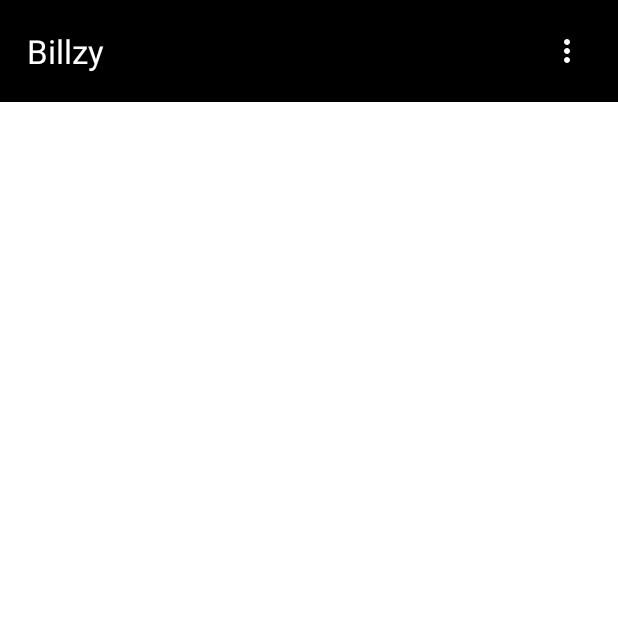
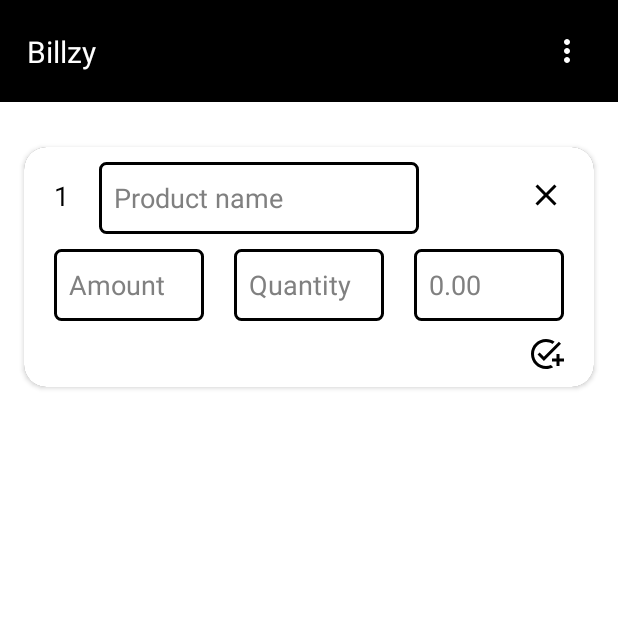
Before and after one commit to Nikson-Daniel/Billzy_Java, an Android app: the screen it shows after launch (MainActivity), on a phone screen of 412 x 824 dp, the top half of it. Run offline under Robolectric (Android 15) with nearby library versions, the phone set to English and light mode, and no system bars.

Commit message:
Card view created with custom drawable icons

```diff
--- /dev/null
+++ b/Billzy_Android/app/src/main/res/drawable/edit_text_bg.xml
@@ -0,0 +1,10 @@
+<?xml version="1.0" encoding="utf-8"?>
+<shape xmlns:android="http://schemas.android.com/apk/res/android" android:id="@+id/listview_background_shape">
+    <stroke android:width="2dp" android:color="@color/black" />
+    <padding android:left="2dp"
+        android:top="2dp"
+        android:right="2dp"
+        android:bottom="2dp" />
+    <corners android:radius="4dp" />
+    <solid android:color="@color/white" />
+</shape>
--- /dev/null
+++ b/Billzy_Android/app/src/main/res/drawable/ic_baseline_add_task_24.xml
@@ -0,0 +1,5 @@
+<vector android:height="24dp" android:tint="#000000"
+    android:viewportHeight="24" android:viewportWidth="24"
+    android:width="24dp" xmlns:android="http://schemas.android.com/apk/res/android">
+    <path android:fillColor="@android:color/white" android:pathData="M22,5.18L10.59,16.6l-4.24,-4.24l1.41,-1.41l2.83,2.83l10,-10L22,5.18zM12,20c-4.41,0 -8,-3.59 -8,-8s3.59,-8 8,-8c1.57,0 3.04,0.46 4.28,1.25l1.45,-1.45C16.1,2.67 14.13,2 12,2C6.48,2 2,6.48 2,12s4.48,10 10,10c1.73,0 3.36,-0.44 4.78,-1.22l-1.5,-1.5C14.28,19.74 13.17,20 12,20zM19,15h-3v2h3v3h2v-3h3v-2h-3v-3h-2V15z"/>
+</vector>
--- /dev/null
+++ b/Billzy_Android/app/src/main/res/drawable/ic_baseline_close_24.xml
@@ -0,0 +1,5 @@
+<vector android:height="24dp" android:tint="#000000"
+    android:viewportHeight="24" android:viewportWidth="24"
+    android:width="24dp" xmlns:android="http://schemas.android.com/apk/res/android">
+    <path android:fillColor="@android:color/white" android:pathData="M19,6.41L17.59,5 12,10.59 6.41,5 5,6.41 10.59,12 5,17.59 6.41,19 12,13.41 17.59,19 19,17.59 13.41,12z"/>
+</vector>
--- a/Billzy_Android/app/src/main/res/layout/activity_main.xml
+++ b/Billzy_Android/app/src/main/res/layout/activity_main.xml
@@ -9,10 +9,20 @@
 
 
     <include
+        android:id="@+id/tlbr"
         layout="@layout/toolbar"
         android:layout_width="match_parent"
         android:layout_height="wrap_content"
         app:layout_constraintEnd_toEndOf="parent"
         app:layout_constraintStart_toStartOf="parent"
         app:layout_constraintTop_toTopOf="parent" />
+
+    <include
+        layout="@layout/card"
+        android:layout_width="wrap_content"
+        android:layout_height="wrap_content"
+        android:layout_margin="30dp"
+        app:layout_constraintEnd_toEndOf="parent"
+        app:layout_constraintStart_toStartOf="parent"
+        app:layout_constraintTop_toBottomOf="@+id/tlbr" />
 </androidx.constraintlayout.widget.ConstraintLayout>
--- /dev/null
+++ b/Billzy_Android/app/src/main/res/layout/card.xml
@@ -0,0 +1,116 @@
+<?xml version="1.0" encoding="utf-8"?>
+<androidx.cardview.widget.CardView xmlns:android="http://schemas.android.com/apk/res/android"
+    xmlns:app="http://schemas.android.com/apk/res-auto"
+    xmlns:card_view="http://schemas.android.com/apk/res-auto"
+    xmlns:tools="http://schemas.android.com/tools"
+    android:layout_width="wrap_content"
+    android:layout_height="wrap_content"
+    android:background="@color/white"
+    card_view:cardCornerRadius="15dp">
+
+    <androidx.constraintlayout.widget.ConstraintLayout
+        android:layout_width="match_parent"
+        android:layout_height="match_parent"
+        android:background="@color/white">
+
+        <TextView
+            android:id="@+id/textView"
+            android:layout_width="wrap_content"
+            android:layout_height="wrap_content"
+            android:layout_marginStart="20dp"
+            android:layout_marginTop="20dp"
+            android:text="1"
+            android:textColor="@color/black"
+            android:textSize="18sp"
+            app:layout_constraintStart_toStartOf="parent"
+            app:layout_constraintTop_toTopOf="parent" />
+
+        <EditText
+            android:id="@+id/editTextTextPersonName"
+            android:layout_width="wrap_content"
+            android:layout_height="wrap_content"
+            android:layout_marginStart="20dp"
+            android:layout_marginTop="10dp"
+            android:background="@drawable/edit_text_bg"
+            android:ems="10"
+            android:hint="@string/produc_name"
+            android:inputType="textPersonName"
+            android:minHeight="48dp"
+            android:padding="10dp"
+            android:textColorHint="@color/grey"
+            card_view:layout_constraintStart_toEndOf="@+id/textView"
+            card_view:layout_constraintTop_toTopOf="parent" />
+
+        <ImageView
+            android:id="@+id/imageView2"
+            android:layout_width="wrap_content"
+            android:layout_height="wrap_content"
+            android:layout_marginTop="20dp"
+            android:layout_marginEnd="20dp"
+            app:layout_constraintEnd_toEndOf="parent"
+            app:layout_constraintTop_toTopOf="parent"
+            card_view:srcCompat="@drawable/ic_baseline_close_24" />
+
+        <EditText
+            android:id="@+id/editTextTextPersonName2"
+            android:layout_width="100dp"
+            android:layout_height="wrap_content"
+            android:layout_marginStart="20dp"
+            android:layout_marginTop="10dp"
+            android:background="@drawable/edit_text_bg"
+            android:ems="10"
+            android:hint="@string/amount"
+            android:inputType="number"
+            android:minHeight="48dp"
+            android:padding="10dp"
+            android:textColorHint="@color/grey"
+            app:layout_constraintStart_toStartOf="parent"
+            app:layout_constraintTop_toBottomOf="@+id/editTextTextPersonName" />
+
+        <EditText
+            android:id="@+id/editTextTextPersonName3"
+            android:layout_width="100dp"
+            android:layout_height="wrap_content"
+            android:layout_marginStart="20dp"
+            android:layout_marginTop="10dp"
+            android:layout_marginEnd="20dp"
+            android:background="@drawable/edit_text_bg"
+            android:ems="10"
+            android:hint="@string/quantity"
+            android:inputType="number"
+            android:minHeight="48dp"
+            android:padding="10dp"
+            android:textColorHint="@color/grey"
+            app:layout_constraintEnd_toStartOf="@+id/editTextTextPersonName4"
+            app:layout_constraintStart_toEndOf="@+id/editTextTextPersonName2"
+            app:layout_constraintTop_toBottomOf="@+id/editTextTextPersonName" />
+
+        <EditText
+            android:id="@+id/editTextTextPersonName4"
+            android:layout_width="100dp"
+            android:layout_height="wrap_content"
+            android:layout_marginTop="10dp"
+            android:layout_marginEnd="20dp"
+            android:background="@drawable/edit_text_bg"
+            android:ems="10"
+            android:hint="0.00"
+            android:inputType="number"
+            android:minHeight="48dp"
+            android:padding="10dp"
+            android:textColorHint="@color/grey"
+            app:layout_constraintEnd_toEndOf="parent"
+            app:layout_constraintTop_toBottomOf="@+id/editTextTextPersonName" />
+
+        <ImageView
+            android:id="@+id/imageView3"
+            android:layout_width="wrap_content"
+            android:layout_height="wrap_content"
+            android:layout_marginTop="10dp"
+            android:layout_marginEnd="20dp"
+            android:layout_marginBottom="10dp"
+            app:layout_constraintBottom_toBottomOf="parent"
+            app:layout_constraintEnd_toEndOf="parent"
+            app:layout_constraintTop_toBottomOf="@+id/editTextTextPersonName4"
+            card_view:srcCompat="@drawable/ic_baseline_add_task_24" />
+    </androidx.constraintlayout.widget.ConstraintLayout>
+</androidx.cardview.widget.CardView>
--- a/Billzy_Android/app/src/main/res/layout/toolbar.xml
+++ b/Billzy_Android/app/src/main/res/layout/toolbar.xml
@@ -4,6 +4,7 @@
     xmlns:tools="http://schemas.android.com/tools"
     android:id="@+id/tlBr"
     android:layout_width="match_parent"
+    android:minHeight="?attr/actionBarSize"
     android:layout_height="wrap_content"
     android:background="@color/black">
 
@@ -13,7 +14,7 @@
         android:layout_margin="18dp"
         android:text="@string/app_name"
         android:textColor="@color/white"
-        android:textSize="22sp"
+        android:textSize="20sp"
         app:layout_constraintBottom_toBottomOf="parent"
         app:layout_constraintStart_toStartOf="parent"
         app:layout_constraintTop_toTopOf="parent">
--- a/Billzy_Android/app/src/main/res/values/colors.xml
+++ b/Billzy_Android/app/src/main/res/values/colors.xml
@@ -7,4 +7,5 @@
     <color name="teal_700">#FF018786</color>
     <color name="black">#FF000000</color>
     <color name="white">#FFFFFFFF</color>
+    <color name="grey">#808080</color>
 </resources>
--- a/Billzy_Android/app/src/main/res/values/strings.xml
+++ b/Billzy_Android/app/src/main/res/values/strings.xml
@@ -1,3 +1,6 @@
 <resources>
     <string name="app_name">Billzy</string>
+    <string name="produc_name">Product name</string>
+    <string name="amount">Amount</string>
+    <string name="quantity">Quantity</string>
 </resources>
```
